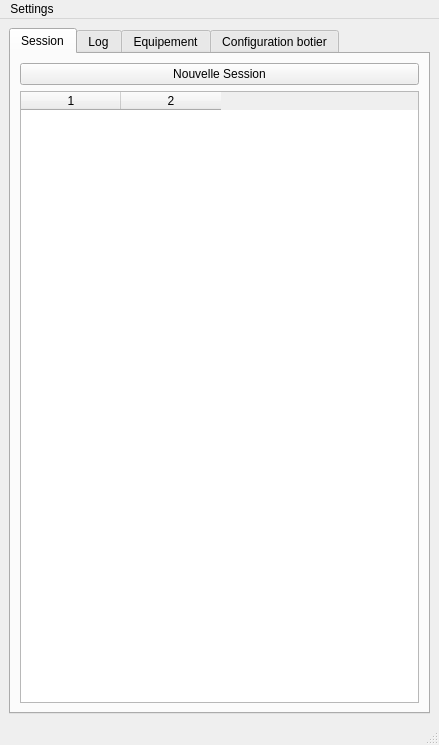
The window that seafoil-log-analyzer/ui/main_window.ui (ThomasLeMezo/seafoil-tools) describes before a commit, drawn with Qt 5.
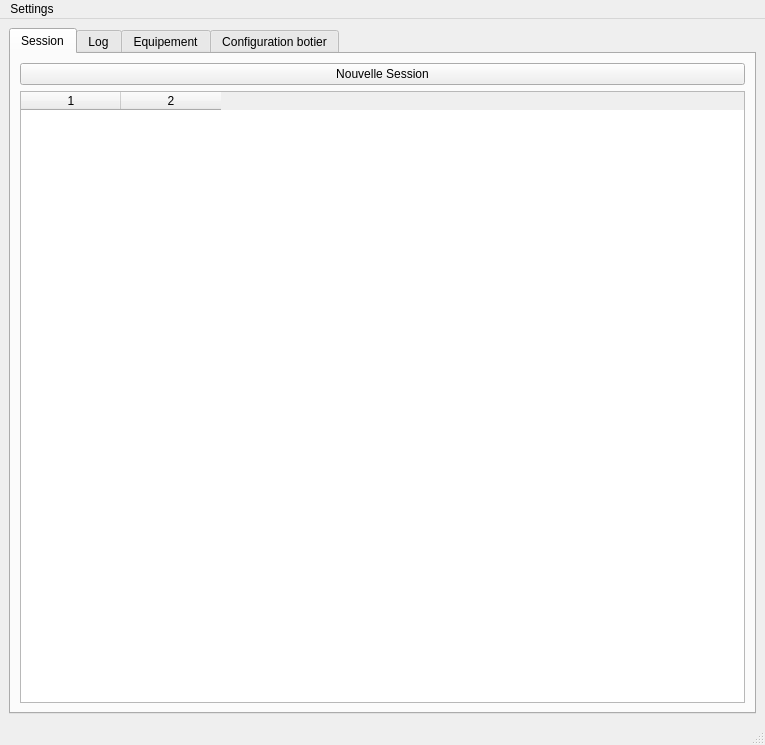
The same window after the commit.

```diff
--- a/seafoil-log-analyzer/ui/main_window.ui
+++ b/seafoil-log-analyzer/ui/main_window.ui
@@ -6,7 +6,7 @@
    <rect>
     <x>0</x>
     <y>0</y>
-    <width>439</width>
+    <width>765</width>
     <height>745</height>
    </rect>
   </property>
@@ -473,7 +473,7 @@
     <rect>
      <x>0</x>
      <y>0</y>
-     <width>439</width>
+     <width>765</width>
      <height>22</height>
     </rect>
    </property>
```
